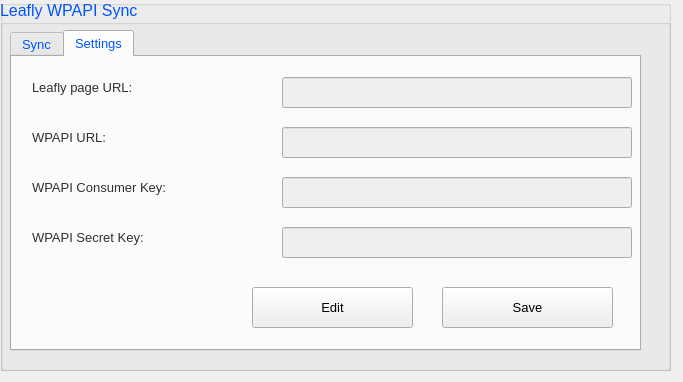
Old version of the form qt/mainwindow.ui in the repository justinmichaelvieira/wplfsynctool.
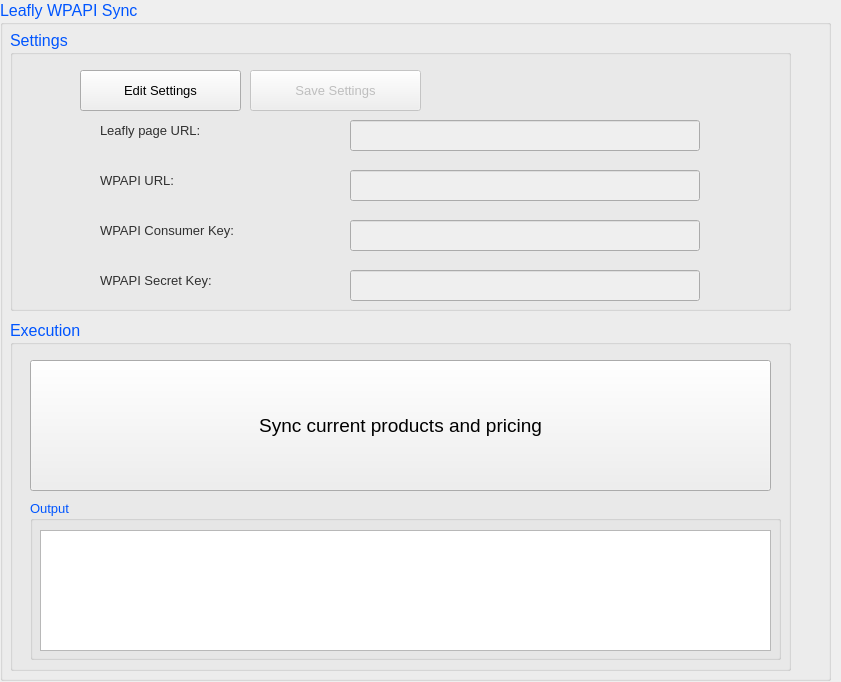
New version of the form. The open tabs and pages were chosen to show the change.

What changed in the file:
```diff
--- a/qt/mainwindow.ui
+++ b/qt/mainwindow.ui
@@ -6,8 +6,8 @@
    <rect>
     <x>0</x>
     <y>0</y>
-    <width>683</width>
-    <height>382</height>
+    <width>841</width>
+    <height>682</height>
    </rect>
   </property>
   <property name="minimumSize">
@@ -25,14 +25,20 @@
      <rect>
       <x>0</x>
       <y>0</y>
-      <width>671</width>
-      <height>371</height>
+      <width>831</width>
+      <height>681</height>
      </rect>
     </property>
+    <property name="sizePolicy">
+     <sizepolicy hsizetype="Preferred" vsizetype="Preferred">
+      <horstretch>0</horstretch>
+      <verstretch>0</verstretch>
+     </sizepolicy>
+    </property>
     <property name="minimumSize">
      <size>
-      <width>641</width>
-      <height>181</height>
+      <width>671</width>
+      <height>371</height>
      </size>
     </property>
     <property name="palette">
@@ -96,75 +102,77 @@
     <widget class="QGroupBox" name="groupBox_2">
      <property name="geometry">
       <rect>
-       <x>0</x>
-       <y>0</y>
-       <width>671</width>
-       <height>371</height>
-      </rect>
-     </property>
-     <property name="font">
-      <font>
-       <pointsize>10</pointsize>
-      </font>
-     </property>
-     <property name="title">
-      <string/>
-     </property>
-     <widget class="QTabWidget" name="tabWidget">
-      <property name="geometry">
-       <rect>
         <x>10</x>
         <y>30</y>
-        <width>631</width>
-        <height>321</height>
-       </rect>
-      </property>
-      <property name="currentIndex">
-       <number>0</number>
-      </property>
-      <widget class="QWidget" name="tab">
-       <attribute name="title">
-        <string>Sync</string>
-       </attribute>
-       <widget class="QPushButton" name="pushButton">
-        <property name="geometry">
-         <rect>
-          <x>20</x>
-          <y>20</y>
-          <width>581</width>
-          <height>251</height>
-         </rect>
-        </property>
-        <property name="minimumSize">
-         <size>
-          <width>151</width>
-          <height>61</height>
-         </size>
-        </property>
-        <property name="font">
-         <font>
-          <pointsize>14</pointsize>
-         </font>
-        </property>
-        <property name="text">
-         <string>Sync current products and pricing</string>
-        </property>
-       </widget>
-       <zorder>consKeyLabel</zorder>
-       <zorder>pushButton</zorder>
-      </widget>
-      <widget class="QWidget" name="tab_2">
-       <attribute name="title">
+       <width>781</width>
+       <height>281</height>
+      </rect>
+     </property>
+     <property name="title">
         <string>Settings</string>
-       </attribute>
+     </property>
+     <widget class="QLineEdit" name="secretKeyEdit">
+      <property name="enabled">
+       <bool>false</bool>
+      </property>
+      <property name="geometry">
+       <rect>
+        <x>340</x>
+        <y>240</y>
+        <width>350</width>
+        <height>31</height>
+       </rect>
+      </property>
+      <property name="minimumSize">
+       <size>
+        <width>350</width>
+        <height>31</height>
+       </size>
+      </property>
+      <property name="font">
+       <font>
+        <pointsize>8</pointsize>
+       </font>
+      </property>
+      <property name="autoFillBackground">
+       <bool>true</bool>
+      </property>
+      <property name="echoMode">
+       <enum>QLineEdit::PasswordEchoOnEdit</enum>
+      </property>
+      <property name="readOnly">
+       <bool>false</bool>
+      </property>
+     </widget>
+     <widget class="QPushButton" name="saveSettingsBtn">
+      <property name="enabled">
+       <bool>false</bool>
+      </property>
+      <property name="geometry">
+       <rect>
+        <x>240</x>
+        <y>40</y>
+        <width>171</width>
+        <height>41</height>
+       </rect>
+      </property>
+      <property name="font">
+       <font>
+        <pointsize>10</pointsize>
+       </font>
+      </property>
+      <property name="text">
+       <string>Save Settings</string>
+      </property>
+     </widget>
        <widget class="QLineEdit" name="wmPageEdit">
         <property name="enabled">
          <bool>false</bool>
         </property>
         <property name="geometry">
          <rect>
-          <x>270</x>
-          <y>20</y>
+        <x>340</x>
+        <y>90</y>
           <width>350</width>
           <height>31</height>
          </rect>
@@ -190,8 +198,8 @@
        <widget class="QLabel" name="secretKeyLAbel">
         <property name="geometry">
          <rect>
-          <x>20</x>
-          <y>160</y>
+        <x>90</x>
+        <y>230</y>
           <width>241</width>
           <height>41</height>
          </rect>
@@ -248,138 +256,11 @@
          <string>WPAPI Secret Key:</string>
         </property>
        </widget>
-       <widget class="QLineEdit" name="secretKeyEdit">
-        <property name="enabled">
-         <bool>false</bool>
-        </property>
-        <property name="geometry">
-         <rect>
-          <x>270</x>
-          <y>170</y>
-          <width>350</width>
-          <height>31</height>
-         </rect>
-        </property>
-        <property name="minimumSize">
-         <size>
-          <width>350</width>
-          <height>31</height>
-         </size>
-        </property>
-        <property name="font">
-         <font>
-          <pointsize>8</pointsize>
-         </font>
-        </property>
-        <property name="autoFillBackground">
-         <bool>true</bool>
-        </property>
-        <property name="echoMode">
-         <enum>QLineEdit::PasswordEchoOnEdit</enum>
-        </property>
-        <property name="readOnly">
-         <bool>false</bool>
-        </property>
-       </widget>
-       <widget class="QLabel" name="pageUrlLabel">
-        <property name="geometry">
-         <rect>
-          <x>20</x>
-          <y>10</y>
-          <width>241</width>
-          <height>41</height>
-         </rect>
-        </property>
-        <property name="minimumSize">
-         <size>
-          <width>151</width>
-          <height>41</height>
-         </size>
-        </property>
-        <property name="palette">
-         <palette>
-          <active>
-           <colorrole role="WindowText">
-            <brush brushstyle="SolidPattern">
-             <color alpha="255">
-              <red>48</red>
-              <green>48</green>
-              <blue>48</blue>
-             </color>
-            </brush>
-           </colorrole>
-          </active>
-          <inactive>
-           <colorrole role="WindowText">
-            <brush brushstyle="SolidPattern">
-             <color alpha="255">
-              <red>48</red>
-              <green>48</green>
-              <blue>48</blue>
-             </color>
-            </brush>
-           </colorrole>
-          </inactive>
-          <disabled>
-           <colorrole role="WindowText">
-            <brush brushstyle="SolidPattern">
-             <color alpha="255">
-              <red>120</red>
-              <green>120</green>
-              <blue>120</blue>
-             </color>
-            </brush>
-           </colorrole>
-          </disabled>
-         </palette>
-        </property>
-        <property name="font">
-         <font>
-          <pointsize>10</pointsize>
-         </font>
-        </property>
-        <property name="text">
-         <string>Leafly page URL:</string>
-        </property>
-       </widget>
-       <widget class="QLineEdit" name="consKeyEdit">
-        <property name="enabled">
-         <bool>false</bool>
-        </property>
-        <property name="geometry">
-         <rect>
-          <x>270</x>
-          <y>120</y>
-          <width>350</width>
-          <height>31</height>
-         </rect>
-        </property>
-        <property name="minimumSize">
-         <size>
-          <width>350</width>
-          <height>31</height>
-         </size>
-        </property>
-        <property name="font">
-         <font>
-          <pointsize>8</pointsize>
-         </font>
-        </property>
-        <property name="autoFillBackground">
-         <bool>true</bool>
-        </property>
-        <property name="echoMode">
-         <enum>QLineEdit::PasswordEchoOnEdit</enum>
-        </property>
-        <property name="readOnly">
-         <bool>false</bool>
-        </property>
-       </widget>
        <widget class="QLabel" name="consKeyLabel">
         <property name="geometry">
          <rect>
-          <x>20</x>
-          <y>110</y>
+        <x>90</x>
+        <y>180</y>
           <width>241</width>
           <height>41</height>
          </rect>
@@ -436,11 +317,156 @@
          <string>WPAPI Consumer Key:</string>
         </property>
        </widget>
+     <widget class="QLineEdit" name="consKeyEdit">
+      <property name="enabled">
+       <bool>false</bool>
+      </property>
+      <property name="geometry">
+       <rect>
+        <x>340</x>
+        <y>190</y>
+        <width>350</width>
+        <height>31</height>
+       </rect>
+      </property>
+      <property name="minimumSize">
+       <size>
+        <width>350</width>
+        <height>31</height>
+       </size>
+      </property>
+      <property name="font">
+       <font>
+        <pointsize>8</pointsize>
+       </font>
+      </property>
+      <property name="autoFillBackground">
+       <bool>true</bool>
+      </property>
+      <property name="echoMode">
+       <enum>QLineEdit::PasswordEchoOnEdit</enum>
+      </property>
+      <property name="readOnly">
+       <bool>false</bool>
+      </property>
+     </widget>
+     <widget class="QLabel" name="pageUrlLabel">
+      <property name="geometry">
+       <rect>
+        <x>90</x>
+        <y>80</y>
+        <width>241</width>
+        <height>41</height>
+       </rect>
+      </property>
+      <property name="minimumSize">
+       <size>
+        <width>151</width>
+        <height>41</height>
+       </size>
+      </property>
+      <property name="palette">
+       <palette>
+        <active>
+         <colorrole role="WindowText">
+          <brush brushstyle="SolidPattern">
+           <color alpha="255">
+            <red>48</red>
+            <green>48</green>
+            <blue>48</blue>
+           </color>
+          </brush>
+         </colorrole>
+        </active>
+        <inactive>
+         <colorrole role="WindowText">
+          <brush brushstyle="SolidPattern">
+           <color alpha="255">
+            <red>48</red>
+            <green>48</green>
+            <blue>48</blue>
+           </color>
+          </brush>
+         </colorrole>
+        </inactive>
+        <disabled>
+         <colorrole role="WindowText">
+          <brush brushstyle="SolidPattern">
+           <color alpha="255">
+            <red>120</red>
+            <green>120</green>
+            <blue>120</blue>
+           </color>
+          </brush>
+         </colorrole>
+        </disabled>
+       </palette>
+      </property>
+      <property name="font">
+       <font>
+        <pointsize>10</pointsize>
+       </font>
+      </property>
+      <property name="text">
+       <string>Leafly page URL:</string>
+      </property>
+     </widget>
+     <widget class="QPushButton" name="editSettingsBtn">
+      <property name="geometry">
+       <rect>
+        <x>70</x>
+        <y>40</y>
+        <width>161</width>
+        <height>41</height>
+       </rect>
+      </property>
+      <property name="font">
+       <font>
+        <pointsize>10</pointsize>
+       </font>
+      </property>
+      <property name="text">
+       <string>Edit Settings</string>
+      </property>
+     </widget>
+     <widget class="QLineEdit" name="wpApiUrlEdit">
+      <property name="enabled">
+       <bool>false</bool>
+      </property>
+      <property name="geometry">
+       <rect>
+        <x>340</x>
+        <y>140</y>
+        <width>350</width>
+        <height>31</height>
+       </rect>
+      </property>
+      <property name="minimumSize">
+       <size>
+        <width>350</width>
+        <height>31</height>
+       </size>
+      </property>
+      <property name="font">
+       <font>
+        <pointsize>8</pointsize>
+       </font>
+      </property>
+      <property name="autoFillBackground">
+       <bool>true</bool>
+      </property>
+      <property name="text">
+       <string/>
+      </property>
+      <property name="readOnly">
+       <bool>false</bool>
+      </property>
+     </widget>
        <widget class="QLabel" name="wpApiUrlLabel">
         <property name="geometry">
          <rect>
-          <x>20</x>
-          <y>60</y>
+        <x>90</x>
+        <y>130</y>
           <width>241</width>
           <height>41</height>
          </rect>
@@ -497,46 +523,50 @@
          <string>WPAPI URL:</string>
         </property>
        </widget>
-       <widget class="QLineEdit" name="wpApiUrlEdit">
-        <property name="enabled">
-         <bool>false</bool>
-        </property>
+    </widget>
+    <widget class="QGroupBox" name="groupBox_3">
+     <property name="geometry">
+      <rect>
+       <x>10</x>
+       <y>320</y>
+       <width>781</width>
+       <height>351</height>
+      </rect>
+     </property>
+     <property name="title">
+      <string>Execution</string>
+     </property>
+     <widget class="QPushButton" name="pushButton">
         <property name="geometry">
          <rect>
-          <x>270</x>
-          <y>70</y>
-          <width>350</width>
-          <height>31</height>
+        <x>20</x>
+        <y>40</y>
+        <width>741</width>
+        <height>131</height>
          </rect>
         </property>
         <property name="minimumSize">
          <size>
-          <width>350</width>
-          <height>31</height>
+        <width>151</width>
+        <height>61</height>
          </size>
         </property>
         <property name="font">
          <font>
-          <pointsize>8</pointsize>
-         </font>
-        </property>
-        <property name="autoFillBackground">
-         <bool>true</bool>
-        </property>
+        <pointsize>14</pointsize>
+       </font>
+      </property>
         <property name="text">
-         <string/>
-        </property>
-        <property name="readOnly">
-         <bool>false</bool>
-        </property>
-       </widget>
-       <widget class="QPushButton" name="pushButton_3">
+       <string>Sync current products and pricing</string>
+      </property>
+     </widget>
+     <widget class="QGroupBox" name="groupBox_4">
         <property name="geometry">
          <rect>
-          <x>430</x>
-          <y>230</y>
-          <width>171</width>
-          <height>41</height>
+        <x>20</x>
+        <y>180</y>
+        <width>751</width>
+        <height>160</height>
          </rect>
         </property>
         <property name="font">
@@ -544,28 +574,18 @@
           <pointsize>10</pointsize>
          </font>
         </property>
-        <property name="text">
-         <string>Save</string>
-        </property>
-       </widget>
-       <widget class="QPushButton" name="pushButton_2">
+      <property name="title">
+       <string>Output</string>
+      </property>
+      <widget class="QPlainTextEdit" name="outputText">
         <property name="geometry">
          <rect>
-          <x>240</x>
-          <y>230</y>
-          <width>161</width>
-          <height>41</height>
-         </rect>
-        </property>
-        <property name="font">
-         <font>
-          <pointsize>10</pointsize>
-         </font>
-        </property>
-        <property name="text">
-         <string>Edit</string>
-        </property>
-       </widget>
+         <x>10</x>
+         <y>30</y>
+         <width>731</width>
+         <height>121</height>
+        </rect>
+       </property>
       </widget>
      </widget>
     </widget>
```
Left out of the diff: 13 changed lines with no effect on the pictures. Lines whose indentation alone changed are shown as unchanged.
